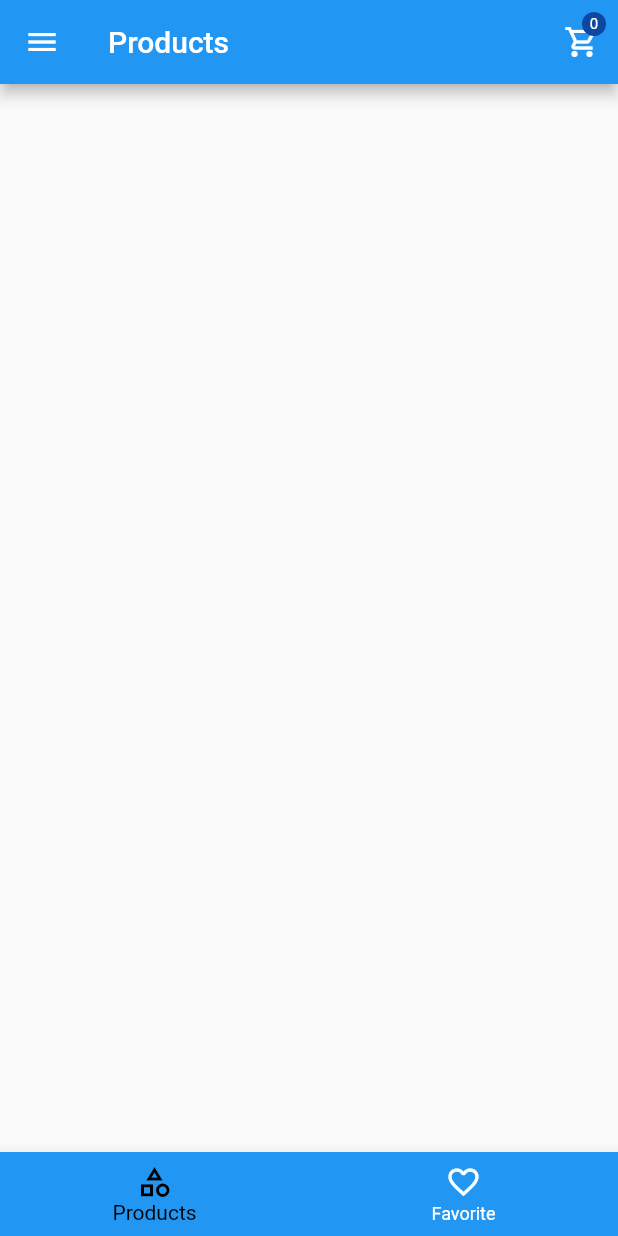
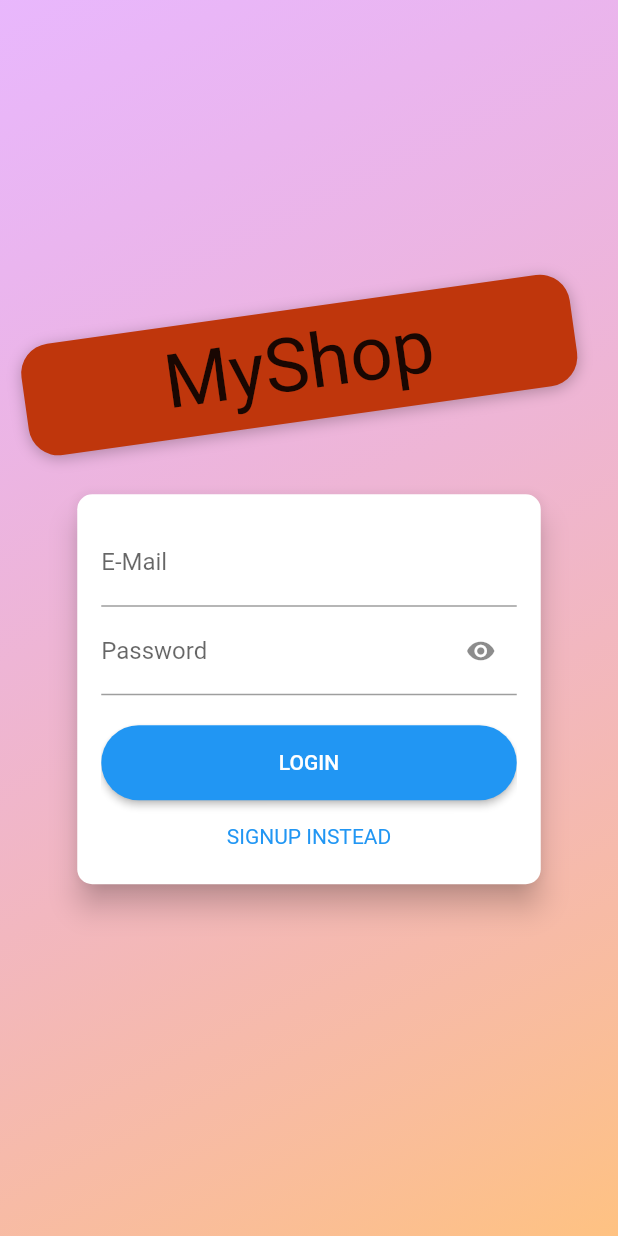
Before and after one commit to MriDroid99/shopfd, a Flutter app: the screen it shows after launch, on a phone screen of 412 x 824 dp. Run offline on Flutter 3.47's test engine with Material 2 defaults, Android fonts, the phone set to English and light mode, and no system bars; our stand-ins replace firebase_auth, firebase_core, flutter_slidable; accounts and stored records are empty; Roboto replaces fonts that are missing (Anton).

```diff
--- a/lib/main.dart
+++ b/lib/main.dart
@@ -1,15 +1,20 @@
+import 'package:firebase_core/firebase_core.dart';
 import 'package:flutter/material.dart';
 import 'package:provider/provider.dart';
+import 'package:shop2/provider/auth.dart';
 import 'package:shop2/provider/cart.dart';
 import 'package:shop2/provider/order.dart';
 import 'package:shop2/provider/product.dart';
 import 'package:shop2/screen/add_product_screen.dart';
+import 'package:shop2/screen/auth_screen.dart';
 import 'package:shop2/screen/cart_screen.dart';
 import 'package:shop2/screen/manage_products_screen.dart';
 import 'package:shop2/screen/orders_screen.dart';
 import 'package:shop2/screen/tab_screen.dart';
 
-void main() {
+void main() async {
+  WidgetsFlutterBinding.ensureInitialized();
+  await Firebase.initializeApp();
   runApp(const MyApp());
 }
 
@@ -20,6 +25,7 @@ class MyApp extends StatelessWidget {
   Widget build(BuildContext context) {
     return MultiProvider(
       providers: [
+        ChangeNotifierProvider.value(value: Auth()),
         ChangeNotifierProvider.value(value: Products()),
         ChangeNotifierProvider.value(value: CartItems()),
         ChangeNotifierProvider.value(value: Orders()),
@@ -37,7 +43,8 @@ class MyApp extends StatelessWidget {
           ),
         ),
         routes: {
-          '/': (_) => const TabScreen(),
+          '/': (_) => const AuthScreen(),
+          '/tab_screen': (_) => const TabScreen(),
           CartScreen.routeName: (_) => const CartScreen(),
           ManageProductsScreen.routeName: (_) => const ManageProductsScreen(),
           AddProductScreen.routeName: (_) => const AddProductScreen(),
--- /dev/null
+++ b/lib/provider/auth.dart
@@ -0,0 +1,25 @@
+import 'package:flutter/material.dart';
+import 'package:firebase_auth/firebase_auth.dart';
+
+class Auth with ChangeNotifier {
+  String? uid;
+  String? token;
+  Future<void> signUp(String email, String password) async {
+    var user = await FirebaseAuth.instance
+        .createUserWithEmailAndPassword(email: email, password: password);
+
+    uid = user.user!.uid;
+    token = await user.user!.getIdToken();
+  }
+
+  Future<void> logIn(String email, String password) async {
+    var user = await FirebaseAuth.instance
+        .signInWithEmailAndPassword(email: email, password: password);
+
+    uid = user.user!.uid;
+    token = await user.user!.getIdToken();
+
+    print(uid);
+    print(token);
+  }
+}
--- /dev/null
+++ b/lib/screen/auth_screen.dart
@@ -0,0 +1,291 @@
+import 'dart:math';
+
+import 'package:flutter/material.dart';
+import 'package:provider/provider.dart';
+import 'package:shop2/provider/auth.dart';
+
+enum AuthMode { signup, login }
+
+class AuthScreen extends StatelessWidget {
+  static const routeName = '/auth';
+
+  const AuthScreen({Key? key}) : super(key: key);
+
+  @override
+  Widget build(BuildContext context) {
+    final deviceSize = MediaQuery.of(context).size;
+    // final transformConfig = Matrix4.rotationZ(-8 * pi / 180);
+    // transformConfig.translate(-10.0);
+    return Scaffold(
+      // resizeToAvoidBottomInset: false,
+      body: Stack(
+        children: <Widget>[
+          Container(
+            decoration: BoxDecoration(
+              gradient: LinearGradient(
+                colors: [
+                  const Color.fromRGBO(215, 117, 255, 1).withOpacity(0.5),
+                  const Color.fromRGBO(255, 188, 117, 1).withOpacity(0.9),
+                ],
+                begin: Alignment.topLeft,
+                end: Alignment.bottomRight,
+                stops: const [0, 1],
+              ),
+            ),
+          ),
+          SingleChildScrollView(
+            child: SizedBox(
+              height: deviceSize.height,
+              width: deviceSize.width,
+              child: Column(
+                mainAxisAlignment: MainAxisAlignment.center,
+                crossAxisAlignment: CrossAxisAlignment.center,
+                children: <Widget>[
+                  Flexible(
+                    child: Container(
+                      margin: const EdgeInsets.only(bottom: 20.0),
+                      padding: const EdgeInsets.symmetric(
+                          vertical: 8.0, horizontal: 94.0),
+                      transform: Matrix4.rotationZ(-8 * pi / 180)
+                        ..translate(-10.0),
+                      // ..translate(-10.0),
+                      decoration: BoxDecoration(
+                        borderRadius: BorderRadius.circular(20),
+                        color: Colors.deepOrange.shade900,
+                        boxShadow: const [
+                          BoxShadow(
+                            blurRadius: 8,
+                            color: Colors.black26,
+                            offset: Offset(0, 2),
+                          )
+                        ],
+                      ),
+                      child: const Text(
+                        'MyShop',
+                        style: TextStyle(
+                          fontSize: 50,
+                          fontFamily: 'Anton',
+                          fontWeight: FontWeight.normal,
+                        ),
+                      ),
+                    ),
+                  ),
+                  Flexible(
+                    flex: deviceSize.width > 600 ? 2 : 1,
+                    child: const AuthCard(),
+                  ),
+                ],
+              ),
+            ),
+          ),
+        ],
+      ),
+    );
+  }
+}
+
+class AuthCard extends StatefulWidget {
+  const AuthCard({
+    Key? key,
+  }) : super(key: key);
+
+  @override
+  _AuthCardState createState() => _AuthCardState();
+}
+
+class _AuthCardState extends State<AuthCard> {
+  var _showPassword = false;
+
+  final GlobalKey<FormState> _formKey = GlobalKey();
+  AuthMode _authMode = AuthMode.login;
+  final Map<String, String> _authData = {
+    'email': '',
+    'password': '',
+  };
+  var _isLoading = false;
+  final _passwordController = TextEditingController();
+
+  void _showErrorDialog(String msg) {
+    showDialog(
+        context: context,
+        builder: (_) {
+          return AlertDialog(
+            title: const Text('An Error Occure'),
+            content: Text(msg),
+            actions: <Widget>[
+              TextButton(
+                onPressed: () => Navigator.of(context).pop(),
+                child: const Text('Okey'),
+              )
+            ],
+          );
+        });
+  }
+
+  Future<void> _submit() async {
+    if (!_formKey.currentState!.validate()) {
+      // Invalid!
+      return;
+    }
+    _formKey.currentState!.save();
+    setState(() {
+      _isLoading = true;
+    });
+    if (_authMode == AuthMode.signup) {
+      await Provider.of<Auth>(context, listen: false)
+          .signUp(_authData['email']!, _authData['password']!);
+    } else {
+      await Provider.of<Auth>(context, listen: false)
+          .logIn(_authData['email']!, _authData['password']!);
+    }
+    // try {
+    //   if (_authMode == AuthMode.login) {
+    //     // Log user in
+    //     await Provider.of<Auth>(context, listen: false).logIn(
+    //       _authData['email'],
+    //       _authData['password'],
+    //     );
+    //   } else {
+    //     // Sign user up
+    //     await Provider.of<Auth>(context, listen: false).signUp(
+    //       _authData['email'],
+    //       _authData['password'],
+    //     );
+    //   }
+    // } catch (error) {
+    //   const errorMessage =
+    //       'Could not authenticate you. Please try again later.';
+    //   _showErrorDialog(errorMessage);
+    // }
+    setState(() {
+      _isLoading = false;
+    });
+  }
+
+  void _switchAuthMode() {
+    if (_authMode == AuthMode.login) {
+      setState(() {
+        _authMode = AuthMode.signup;
+      });
+    } else {
+      setState(() {
+        _authMode = AuthMode.login;
+      });
+    }
+  }
+
+  @override
+  Widget build(BuildContext context) {
+    final deviceSize = MediaQuery.of(context).size;
+    return Card(
+      shape: RoundedRectangleBorder(
+        borderRadius: BorderRadius.circular(10.0),
+      ),
+      elevation: 8.0,
+      child: Container(
+        height: _authMode == AuthMode.signup ? 320 : 260,
+        constraints:
+            BoxConstraints(minHeight: _authMode == AuthMode.signup ? 320 : 260),
+        width: deviceSize.width * 0.75,
+        padding: const EdgeInsets.all(16.0),
+        child: Form(
+          key: _formKey,
+          child: SingleChildScrollView(
+            child: Column(
+              children: <Widget>[
+                TextFormField(
+                  decoration: const InputDecoration(labelText: 'E-Mail'),
+                  keyboardType: TextInputType.emailAddress,
+                  validator: (value) {
+                    if (value!.isEmpty || !value.contains('@')) {
+                      return 'Invalid email!';
+                    }
+                    return null;
+                  },
+                  onSaved: (value) {
+                    _authData['email'] = value!;
+                  },
+                ),
+                TextFormField(
+                  decoration: InputDecoration(
+                    labelText: 'Password',
+                    suffixIcon: IconButton(
+                      icon: _showPassword
+                          ? const Icon(
+                              Icons.visibility_off,
+                              size: 20,
+                            )
+                          : const Icon(
+                              Icons.visibility,
+                              size: 20,
+                            ),
+                      onPressed: () {
+                        setState(() {
+                          _showPassword = !_showPassword;
+                        });
+                      },
+                    ),
+                  ),
+                  obscureText: _showPassword ? false : true,
+                  controller: _passwordController,
+                  validator: (value) {
+                    if (value!.isEmpty || value.length < 5) {
+                      return 'Password is too short!';
+                    }
+                    return null;
+                  },
+                  onSaved: (value) {
+                    _authData['password'] = value!;
+                  },
+                ),
+                if (_authMode == AuthMode.signup)
+                  TextFormField(
+                    enabled: _authMode == AuthMode.signup,
+                    decoration:
+                        const InputDecoration(labelText: 'Confirm Password'),
+                    obscureText: _showPassword ? false : true,
+                    validator: _authMode == AuthMode.signup
+                        ? (value) {
+                            if (value != _passwordController.text) {
+                              return 'Passwords do not match!';
+                            }
+                            return null;
+                          }
+                        : null,
+                  ),
+                const SizedBox(
+                  height: 20,
+                ),
+                if (_isLoading)
+                  const CircularProgressIndicator()
+                else
+                  ElevatedButton(
+                    child:
+                        Text(_authMode == AuthMode.login ? 'LOGIN' : 'SIGN UP'),
+                    onPressed: _submit,
+                    style: ElevatedButton.styleFrom(
+                      shape: RoundedRectangleBorder(
+                        borderRadius: BorderRadius.circular(30),
+                      ),
+                      padding: const EdgeInsets.symmetric(
+                          horizontal: 30.0, vertical: 8.0),
+                    ),
+                  ),
+                TextButton(
+                  child: Text(
+                      '${_authMode == AuthMode.login ? 'SIGNUP' : 'LOGIN'} INSTEAD'),
+                  onPressed: _switchAuthMode,
+                  style: TextButton.styleFrom(
+                    padding: const EdgeInsets.symmetric(
+                        horizontal: 30.0, vertical: 4),
+                    textStyle: TextStyle(color: Theme.of(context).primaryColor),
+                  ),
+                ),
+              ],
+            ),
+          ),
+        ),
+      ),
+    );
+  }
+}
--- a/lib/screen/products_screen.dart
+++ b/lib/screen/products_screen.dart
@@ -8,11 +8,11 @@ class ProductsScreen extends StatelessWidget {
 
   @override
   Widget build(BuildContext context) {
-    List<Product> _prods = Provider.of<Products>(context).prods;
     return FutureBuilder(
       future: Provider.of<Products>(context, listen: false).getData(),
       builder: (_, snapshot) {
         if (snapshot.connectionState == ConnectionState.done) {
+          List<Product> _prods = Provider.of<Products>(context).prods;
           return Padding(
             padding: const EdgeInsets.all(10.0),
             child: GridView.builder(
--- a/lib/widget/drawer_item.dart
+++ b/lib/widget/drawer_item.dart
@@ -27,7 +27,7 @@ class DrawerItem extends StatelessWidget {
           ),
           ListTile(
             title: const Text('Products'),
-            onTap: () => Navigator.pushReplacementNamed(context, '/'),
+            onTap: () => Navigator.pushReplacementNamed(context, '/tab_screen'),
           ),
           ListTile(
             title: const Text('Orders'),
--- a/pubspec.yaml
+++ b/pubspec.yaml
@@ -31,6 +31,8 @@ dependencies:
   # The following adds the Cupertino Icons font to your application.
   # Use with the CupertinoIcons class for iOS style icons.
   cupertino_icons: ^1.0.2
+  firebase_auth: ^3.1.1
+  firebase_core: ^1.6.0
   flutter:
     sdk: flutter
   flutter_slidable: ^0.6.0
```
Also changed, not shown: lib/provider/order.dart (+61 -2 lines), lib/provider/product.dart (+33 -4 lines), lib/screen/manage_products_screen.dart (+49 -5 lines), lib/screen/orders_screen.dart (+12 -3 lines), pubspec.lock, 3 other files.
